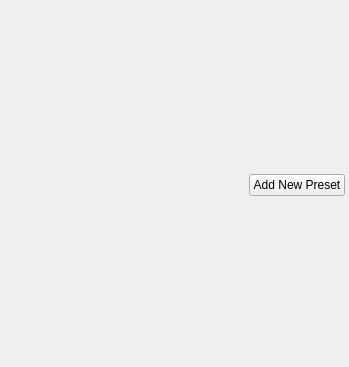
The window that resources/my_time_form.ui (qpskcn1/tk-desktop-timecard) describes before a commit, drawn with Qt 5.
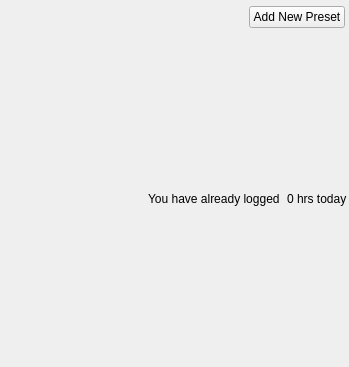
The same window after the commit.

Commit message: Add timelog summary field that shows total time that has been logged in today

Patch:
```diff
--- a/resources/my_time_form.ui
+++ b/resources/my_time_form.ui
@@ -13,7 +13,7 @@
   <property name="windowTitle">
    <string>Form</string>
   </property>
-  <layout class="QVBoxLayout" name="verticalLayout" stretch="0,0">
+  <layout class="QVBoxLayout" name="verticalLayout" stretch="0,0,0">
    <property name="spacing">
     <number>4</number>
    </property>
@@ -75,6 +75,37 @@
      </property>
     </layout>
    </item>
+   <item>
+    <layout class="QHBoxLayout" name="horizontalLayout_4">
+     <item>
+      <spacer name="horizontalSpacer_2">
+       <property name="orientation">
+        <enum>Qt::Horizontal</enum>
+       </property>
+       <property name="sizeHint" stdset="0">
+        <size>
+         <width>40</width>
+         <height>20</height>
+        </size>
+       </property>
+      </spacer>
+     </item>
+     <item>
+      <widget class="QLabel" name="sum_label">
+       <property name="text">
+        <string>You have already logged </string>
+       </property>
+      </widget>
+     </item>
+     <item>
+      <widget class="QLabel" name="sum_result_label">
+       <property name="text">
+        <string>0 hrs today</string>
+       </property>
+      </widget>
+     </item>
+    </layout>
+   </item>
   </layout>
  </widget>
  <resources>
```
The commit also changes 7 other files.
